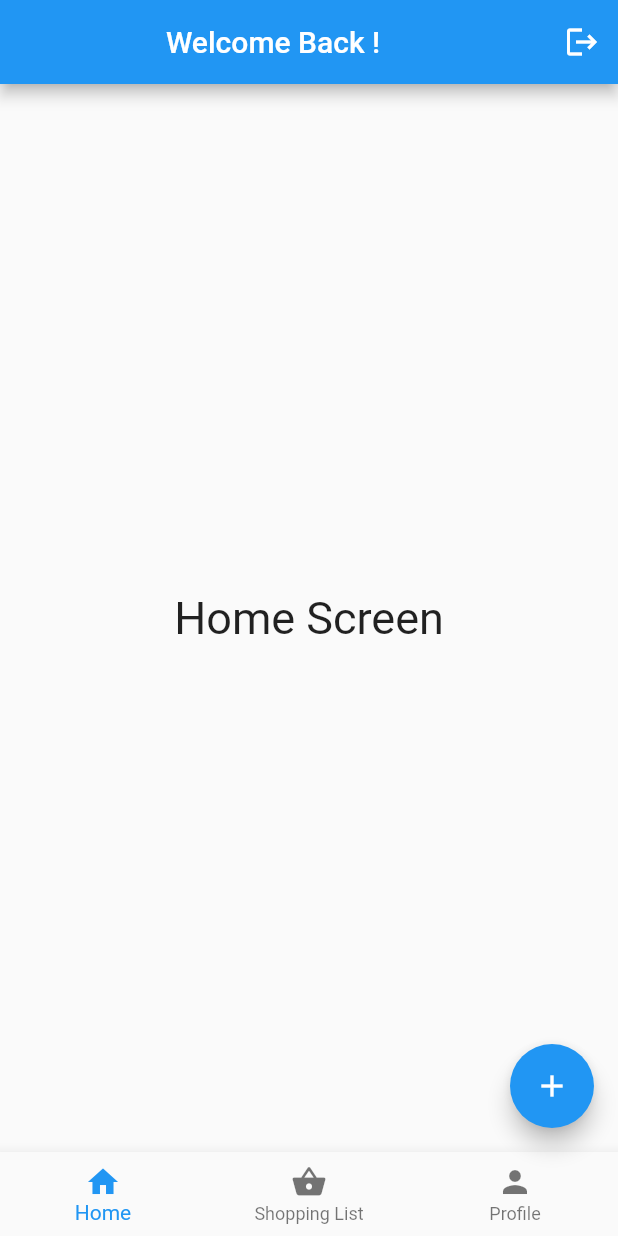
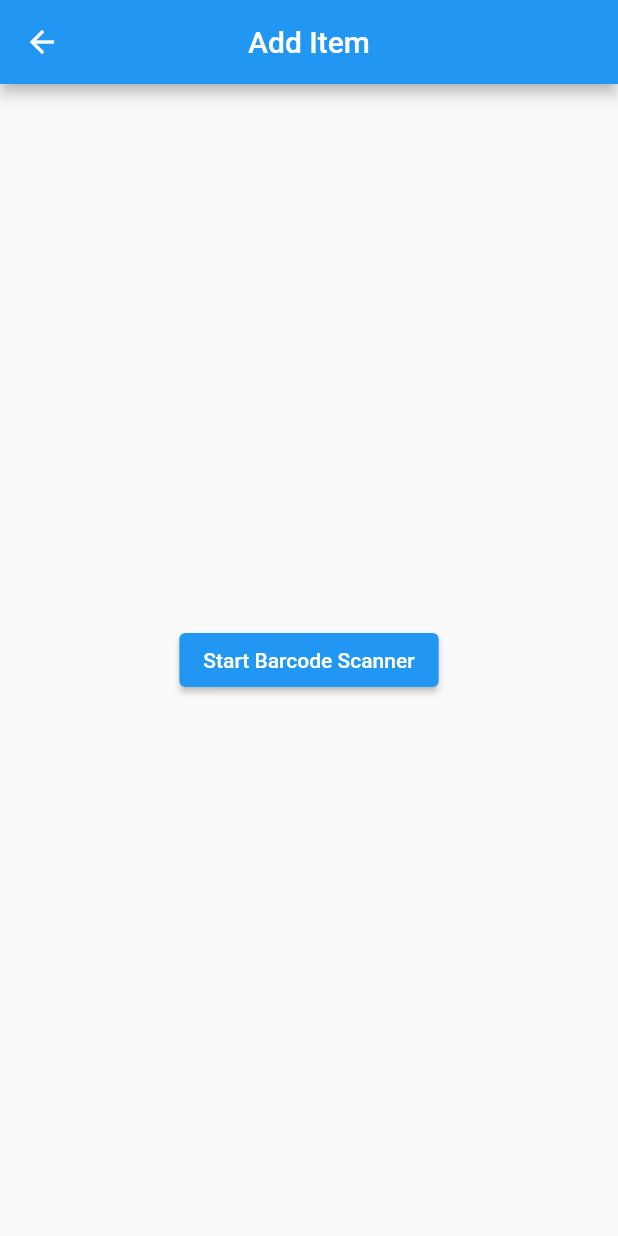
Before and after one commit to euromike21/CrowdSourcedShoppingApp, a Flutter app: the MyHomePage screen opened directly, after a tap on the "add" icon, on a phone screen of 412 x 824 dp. Run offline on Flutter 3.47's test engine with Material 2 defaults, Android fonts, the light colour scheme and no system bars; our stand-ins replace cloud_firestore, firebase_auth, firebase_core, fluttertoast; missing offline and left inert: flutter_barcode_scanner; accounts and stored records are empty.

Commit message:
Added barcode scanner after pressing '+' button
Added the ability to open camera and scan barcode. Added the flutter_barcode_scanner package.

```diff
--- a/crowd_sourced_shopping_app/lib/exports.dart
+++ b/crowd_sourced_shopping_app/lib/exports.dart
@@ -4,6 +4,7 @@ export 'package:firebase_auth/firebase_auth.dart';
 export 'package:firebase_core/firebase_core.dart';
 export 'package:flutter/material.dart';
 export 'package:flutter/services.dart';
+export 'package:flutter_barcode_scanner/flutter_barcode_scanner.dart';
 export 'package:fluttertoast/fluttertoast.dart';
 export 'model/user_model.dart';
 export 'screens/add_item_screen.dart';
--- a/crowd_sourced_shopping_app/lib/screens/add_item_screen.dart
+++ b/crowd_sourced_shopping_app/lib/screens/add_item_screen.dart
@@ -1 +1,61 @@
 import 'package:crowd_sourced_shopping_app/exports.dart';
+
+// Brings up a to scan or search for an item
+class AddItemScreen extends StatefulWidget {
+  const AddItemScreen({Key? key}) : super(key: key);
+
+  @override
+  _AddItemScreenState createState() => _AddItemScreenState();
+}
+
+class _AddItemScreenState extends State<AddItemScreen> {
+  String scanBarcode = "Unknown";
+
+  @override
+  void initState() {
+    super.initState();
+  }
+
+  Future<void> barcodeScan() async {
+    String barcodeScanRes;
+    // Platform messages may fail, so we use a try/catch PlatformException.
+    try {
+      barcodeScanRes = await FlutterBarcodeScanner.scanBarcode(
+          '#ff6666', 'Cancel', false, ScanMode.BARCODE);
+      print(barcodeScanRes);
+    } on PlatformException {
+      barcodeScanRes = 'Failed to get platform version.';
+    }
+
+    // If the widget was removed from the tree while the asynchronous platform
+    // message was in flight, we want to discard the reply rather than calling
+    // setState to update our non-existent appearance.
+    if (!mounted) return;
+
+    setState(() {
+      scanBarcode = barcodeScanRes;
+    });
+  }
+
+  Widget build(BuildContext context) {
+    return Scaffold(
+      appBar: AppBar(
+        title: Text('Add Item'),
+        centerTitle: true,
+      ),
+      body: Builder(builder: (BuildContext context) {
+        return Container(
+            alignment: Alignment.center,
+            child: Column(
+              mainAxisAlignment: MainAxisAlignment.center,
+              children: [
+                ElevatedButton(
+                    // Button to start barcode scanner
+                    onPressed: () => barcodeScan(),
+                    child: Text('Start Barcode Scanner')),
+              ],
+            ));
+      }),
+    );
+  }
+}
--- a/crowd_sourced_shopping_app/lib/screens/home_page.dart
+++ b/crowd_sourced_shopping_app/lib/screens/home_page.dart
@@ -60,7 +60,10 @@ class _MyHomePageState extends State<MyHomePage> {
         onTap: onTabTap,
       ),
       floatingActionButton: FloatingActionButton(
-        onPressed: () {},
+        onPressed: () {
+          Navigator.push(context,
+              MaterialPageRoute(builder: (context) => AddItemScreen()));
+        },
         child: Icon(Icons.add),
       ),
     );
--- a/crowd_sourced_shopping_app/lib/screens/login_screen.dart
+++ b/crowd_sourced_shopping_app/lib/screens/login_screen.dart
@@ -1,5 +1,3 @@
-import 'package:crowd_sourced_shopping_app/screens/home_page.dart';
-import 'package:crowd_sourced_shopping_app/screens/registration_screen.dart';
 import 'package:crowd_sourced_shopping_app/exports.dart';
 
 class LoginScreen extends StatefulWidget {
```
Also changed, not shown: crowd_sourced_shopping_app/pubspec.yaml (+2 -16 lines), crowd_sourced_shopping_app/pubspec.lock, 1 other file.
